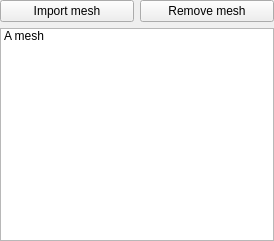
Qt form src/mesh/meshwidget.ui (skyrpex/Flatty-Dev) before a commit.
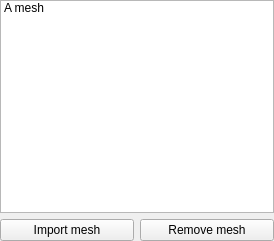
The same form after that commit. Icons and pictures are not drawn.

The edit to the form file:
```diff
--- a/src/mesh/meshwidget.ui
+++ b/src/mesh/meshwidget.ui
@@ -17,24 +17,6 @@
    <property name="margin">
     <number>0</number>
    </property>
-   <item>
-    <layout class="QHBoxLayout" name="horizontalLayout">
-     <item>
-      <widget class="QPushButton" name="importButton">
-       <property name="text">
-        <string>Import mesh</string>
-       </property>
-      </widget>
-     </item>
-     <item>
-      <widget class="QPushButton" name="removeButton">
-       <property name="text">
-        <string>Remove mesh</string>
-       </property>
-      </widget>
-     </item>
-    </layout>
-   </item>
    <item>
     <widget class="QListWidget" name="meshList">
      <property name="iconSize">
@@ -54,6 +36,24 @@
      </item>
     </widget>
    </item>
+   <item>
+    <layout class="QHBoxLayout" name="horizontalLayout">
+     <item>
+      <widget class="QPushButton" name="importButton">
+       <property name="text">
+        <string>Import mesh</string>
+       </property>
+      </widget>
+     </item>
+     <item>
+      <widget class="QPushButton" name="removeButton">
+       <property name="text">
+        <string>Remove mesh</string>
+       </property>
+      </widget>
+     </item>
+    </layout>
+   </item>
   </layout>
  </widget>
  <resources>
```
